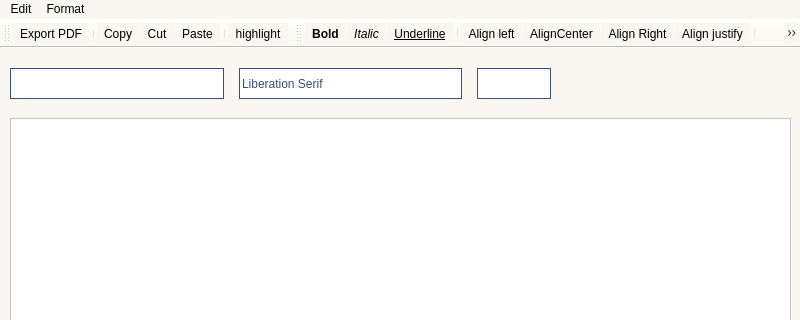
Before: the Qt Designer form GUI/SymposiumGui/notepad.ui in RickZack/Symposium, drawn with Qt 5; both pictures show x 0 to 800 and y 0 to 320 of the 800 by 600 pixel window.
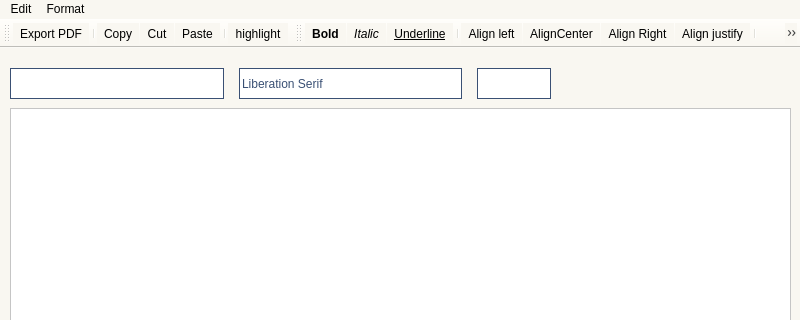
After: the same form once the commit is applied. Icons and pictures are not drawn. Custom widgets are drawn as their Qt base class.

Commit message:
GUI resize di notepad
Aggiunto il resize di notepad che cambia la dimensione di textedit

The edit to the form file:
```diff
--- a/GUI/SymposiumGui/notepad.ui
+++ b/GUI/SymposiumGui/notepad.ui
@@ -21,9 +21,9 @@
     <property name="geometry">
      <rect>
       <x>10</x>
-      <y>70</y>
+      <y>60</y>
       <width>781</width>
-      <height>431</height>
+      <height>441</height>
      </rect>
     </property>
     <property name="styleSheet">
```
The commit also changes 3 other files.
